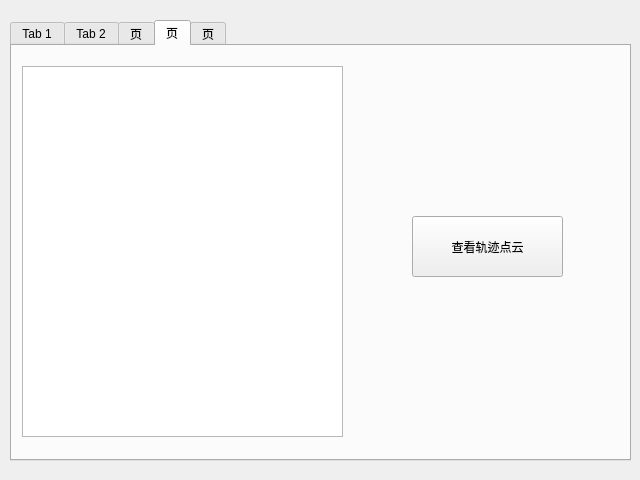
qubo188612/qtwelding, file checkscandatadlg.ui: the form before one commit.
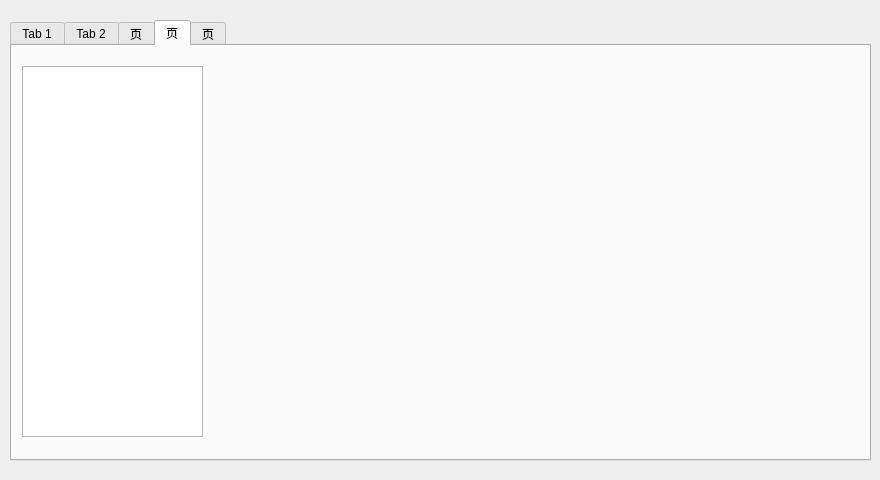
The form after the commit. Custom widgets are drawn as their Qt base class.

What changed in the file:
```diff
--- a/checkscandatadlg.ui
+++ b/checkscandatadlg.ui
@@ -6,7 +6,7 @@
    <rect>
     <x>0</x>
     <y>0</y>
-    <width>640</width>
+    <width>880</width>
     <height>480</height>
    </rect>
   </property>
@@ -18,7 +18,7 @@
     <rect>
      <x>10</x>
      <y>20</y>
-     <width>621</width>
+     <width>861</width>
      <height>441</height>
     </rect>
    </property>
@@ -365,23 +365,20 @@
       <rect>
        <x>10</x>
        <y>20</y>
-       <width>321</width>
+       <width>181</width>
        <height>371</height>
       </rect>
      </property>
     </widget>
-    <widget class="QPushButton" name="tab4viewcloudBtn">
+    <widget class="QVTKWidget" name="tab4widget" native="true">
      <property name="geometry">
       <rect>
-       <x>400</x>
-       <y>170</y>
-       <width>151</width>
-       <height>61</height>
+       <x>200</x>
+       <y>20</y>
+       <width>651</width>
+       <height>371</height>
       </rect>
      </property>
-     <property name="text">
-      <string>查看轨迹点云</string>
-     </property>
     </widget>
    </widget>
    <widget class="QWidget" name="tab_5">
@@ -583,6 +580,14 @@
    </widget>
   </widget>
  </widget>
+ <customwidgets>
+  <customwidget>
+   <class>QVTKWidget</class>
+   <extends>QWidget</extends>
+   <header location="global">QVTKWidget.h</header>
+   <container>1</container>
+  </customwidget>
+ </customwidgets>
  <resources/>
  <connections/>
 </ui>
```
Left out of the diff: 40 changed lines with no effect on the pictures.
